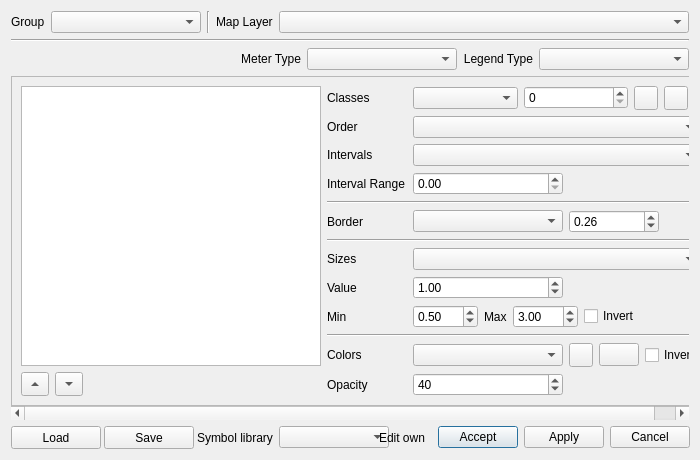
The window that ui/project/qgisred_legends_dialog.ui (qgisred/QGISRed) describes before a commit, drawn with Qt 5.
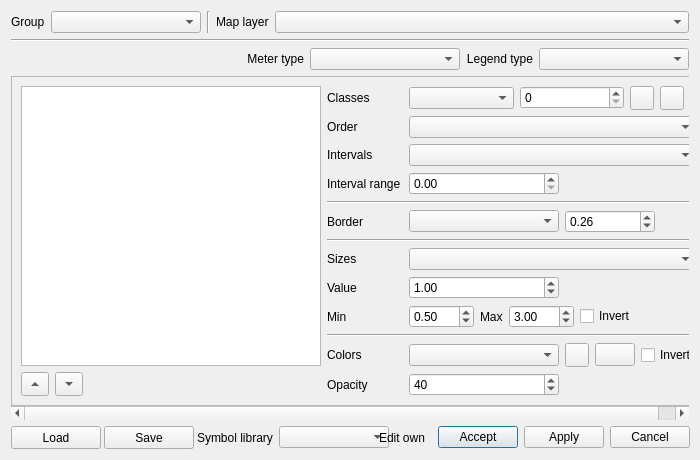
The same window after the commit. Icons and pictures are not drawn. Custom widgets are drawn as their Qt base class.

```diff
--- a/ui/project/qgisred_legends_dialog.ui
+++ b/ui/project/qgisred_legends_dialog.ui
@@ -55,7 +55,7 @@
      <item>
       <widget class="QLabel" name="label">
        <property name="text">
-        <string>Map Layer</string>
+        <string>Map layer</string>
        </property>
        <property name="buddy">
         <cstring>cbLegendLayer</cstring>
@@ -105,7 +105,7 @@
      <item>
       <widget class="QLabel" name="labelVariant">
        <property name="text">
-        <string>Meter Type</string>
+        <string>Meter type</string>
        </property>
        <property name="alignment">
         <set>Qt::AlignRight|Qt::AlignTrailing|Qt::AlignVCenter</set>
@@ -128,7 +128,7 @@
      <item>
       <widget class="QLabel" name="labelLegendsType">
        <property name="text">
-        <string>Legend Type</string>
+        <string>Legend type</string>
        </property>
        <property name="alignment">
         <set>Qt::AlignRight|Qt::AlignTrailing|Qt::AlignVCenter</set>
@@ -430,7 +430,7 @@
                <item row="3" column="0">
                 <widget class="QLabel" name="labelIntervalRange">
                  <property name="text">
-                  <string>Interval Range</string>
+                  <string>Interval range</string>
                  </property>
                  <property name="buddy">
                   <cstring>spinIntervalRange</cstring>
```
Left out of the diff: 2 changed lines with no effect on the pictures.
